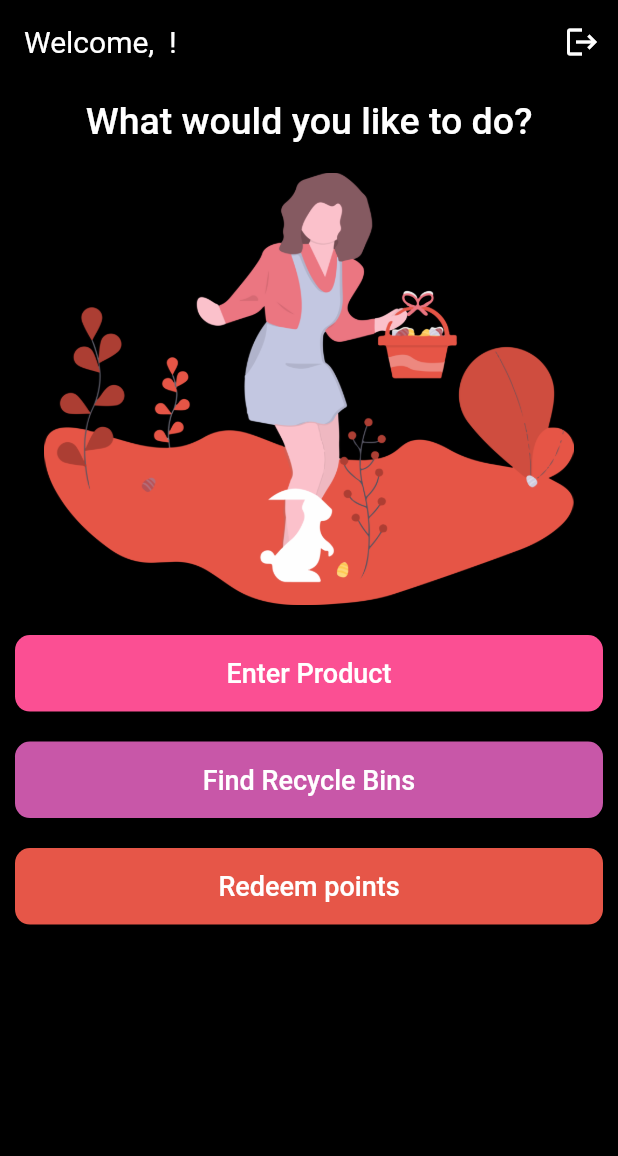
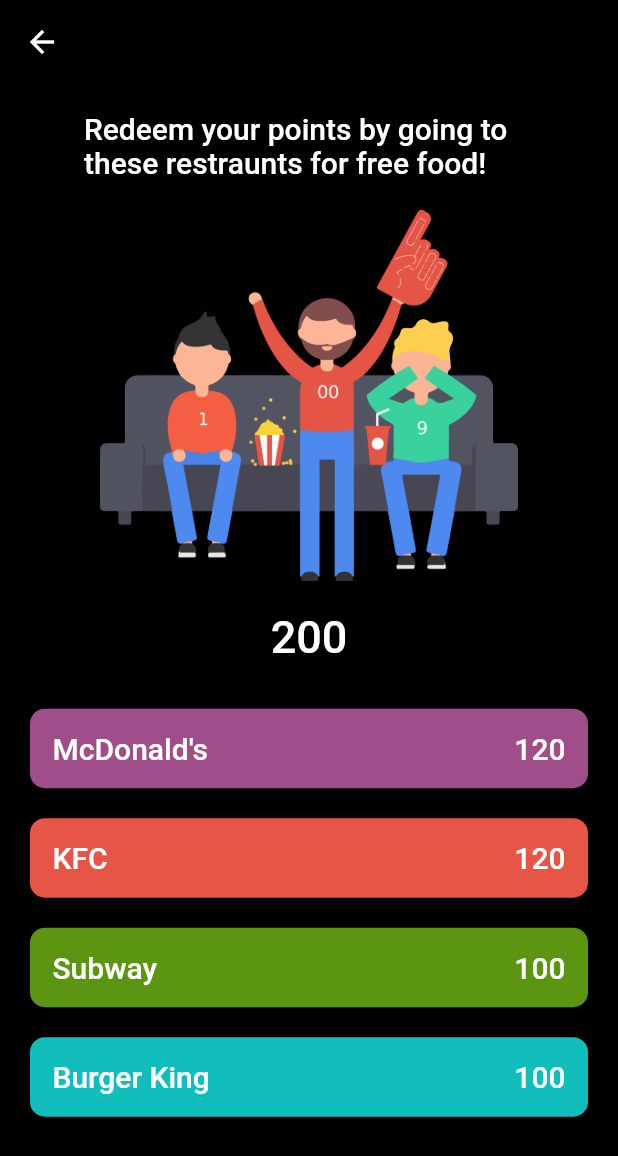
Before and after one commit to ameysunu/hackatown, a Flutter app: the Home screen opened directly, after a tap on "Redeem points", on a phone screen of 412 x 824 dp. Shown: the top 1156 px of the screen. Run offline on Flutter 3.47's test engine with Material 2 defaults, Android fonts, the phone set to English and light mode, and no system bars; our stand-ins replace cloud_firestore, firebase_auth, firebase_core, google_maps_flutter, google_sign_in, hexcolor and 2 more; missing offline and left inert: firebase_ml_vision, flutter_barcode_scanner; accounts and stored records are empty.

Commit message:
incentives added

```diff
--- a/lib/home.dart
+++ b/lib/home.dart
@@ -1,4 +1,5 @@
 import 'package:flutter/material.dart';
+import 'package:hackatown/incentives.dart';
 import 'package:hackatown/login.dart';
 import 'package:hackatown/pages/product.dart';
 import 'package:hackatown/recycle.dart';
@@ -145,7 +146,13 @@
                   borderRadius: BorderRadius.circular(10.0),
                 ),
                 onPressed: () {
-                  null;
+                  Navigator.of(context).push(
+                    MaterialPageRoute(
+                      builder: (context) {
+                        return Incentive();
+                      },
+                    ),
+                  );
                 },
               ),
             ),
--- /dev/null
+++ b/lib/incentives.dart
@@ -0,0 +1,190 @@
+import 'package:flutter/material.dart';
+import 'package:hexcolor/hexcolor.dart';
+
+class Incentive extends StatefulWidget {
+  @override
+  _IncentiveState createState() => _IncentiveState();
+}
+
+class _IncentiveState extends State<Incentive> {
+  @override
+  Widget build(BuildContext context) {
+    return Scaffold(
+      backgroundColor: Colors.black,
+      appBar: AppBar(
+        backgroundColor: Colors.black,
+        elevation: 0,
+      ),
+      body: SingleChildScrollView(
+        child: Column(
+          children: [
+            Container(
+              height: MediaQuery.of(context).size.height * 0.01,
+            ),
+            Padding(
+              padding: const EdgeInsets.all(10.0),
+              child: Container(
+                width: 300,
+                child: Text(
+                  "Redeem your points by going to these restraunts for free food!",
+                  style: TextStyle(
+                      fontFamily: 'Roboto Medium',
+                      color: Colors.white,
+                      fontSize: 20),
+                ),
+              ),
+            ),
+            Padding(
+              padding: const EdgeInsets.all(10.0),
+              child: Container(
+                height: MediaQuery.of(context).size.height * 0.3,
+                child: Image.asset('images/incentive.png'),
+              ),
+            ),
+            Padding(
+              padding: const EdgeInsets.all(10.0),
+              child: Container(
+                child: Text("200",
+                    style: TextStyle(
+                        fontFamily: 'Roboto Medium',
+                        color: Colors.white,
+                        fontSize: 30)),
+              ),
+            ),
+            Padding(
+              padding: const EdgeInsets.all(10.0),
+              child: Container(
+                child: SingleChildScrollView(
+                  child: Column(
+                    children: [
+                      Padding(
+                        padding: const EdgeInsets.all(10.0),
+                        child: Container(
+                          decoration: BoxDecoration(
+                              borderRadius: BorderRadius.circular(10),
+                              color: HexColor('#A04E8A')),
+                          child: Padding(
+                            padding: const EdgeInsets.all(15.0),
+                            child: Row(
+                              mainAxisAlignment: MainAxisAlignment.spaceBetween,
+                              children: [
+                                Text(
+                                  "McDonald's",
+                                  style: TextStyle(
+                                      fontFamily: 'Roboto Medium',
+                                      color: Colors.white,
+                                      fontSize: 20),
+                                ),
+                                Text(
+                                  "120",
+                                  style: TextStyle(
+                                      fontFamily: 'Roboto Medium',
+                                      color: Colors.white,
+                                      fontSize: 20),
+                                ),
+                              ],
+                            ),
+                          ),
+                        ),
+                      ),
+                      Padding(
+                        padding: const EdgeInsets.all(10.0),
+                        child: Container(
+                          decoration: BoxDecoration(
+                              borderRadius: BorderRadius.circular(10),
+                              color: HexColor('#E65546')),
+                          child: Padding(
+                            padding: const EdgeInsets.all(15.0),
+                            child: Row(
+                              mainAxisAlignment: MainAxisAlignment.spaceBetween,
+                              children: [
+                                Text(
+                                  "KFC",
+                                  style: TextStyle(
+                                      fontFamily: 'Roboto Medium',
+                                      color: Colors.white,
+                                      fontSize: 20),
+                                ),
+                                Text(
+                                  "120",
+                                  style: TextStyle(
+                                      fontFamily: 'Roboto Medium',
+                                      color: Colors.white,
+                                      fontSize: 20),
+                                ),
+                              ],
+                            ),
+                          ),
+                        ),
+                      ),
+                      Padding(
+                        padding: const EdgeInsets.all(10.0),
+                        child: Container(
+                          decoration: BoxDecoration(
+                              borderRadius: BorderRadius.circular(10),
+                              color: HexColor('#5B9512')),
+                          child: Padding(
+                            padding: const EdgeInsets.all(15.0),
+                            child: Row(
+                              mainAxisAlignment: MainAxisAlignment.spaceBetween,
+                              children: [
+                                Text(
+                                  "Subway",
+                                  style: TextStyle(
+                                      fontFamily: 'Roboto Medium',
+                                      color: Colors.white,
+                                      fontSize: 20),
+                                ),
+                                Text(
+                                  "100",
+                                  style: TextStyle(
+                                      fontFamily: 'Roboto Medium',
+                                      color: Colors.white,
+                                      fontSize: 20),
+                                ),
+                              ],
+                            ),
+                          ),
+                        ),
+                      ),
+                      Padding(
+                        padding: const EdgeInsets.all(10.0),
+                        child: Container(
+                          decoration: BoxDecoration(
+                              borderRadius: BorderRadius.circular(10),
+                              color: HexColor('#12BEBC')),
+                          child: Padding(
+                            padding: const EdgeInsets.all(15.0),
+                            child: Row(
+                              mainAxisAlignment: MainAxisAlignment.spaceBetween,
+                              children: [
+                                Text(
+                                  "Burger King",
+                                  style: TextStyle(
+                                      fontFamily: 'Roboto Medium',
+                                      color: Colors.white,
+                                      fontSize: 20),
+                                ),
+                                Text(
+                                  "100",
+                                  style: TextStyle(
+                                      fontFamily: 'Roboto Medium',
+                                      color: Colors.white,
+                                      fontSize: 20),
+                                ),
+                              ],
+                            ),
+                          ),
+                        ),
+                      ),
+                    ],
+                  ),
+                ),
+              ),
+            ),
+          ],
+        ),
+      ),
+    );
+  }
+}
```
Also changed, not shown: images/incentive.png (added).
